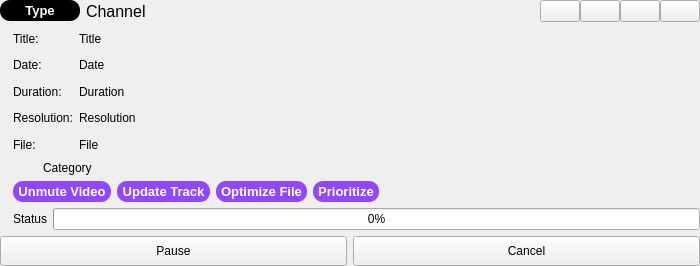
First picture: the form in resources/ui/downloadPreview.ui, repository devhotteok/TwitchLink, before the edit.
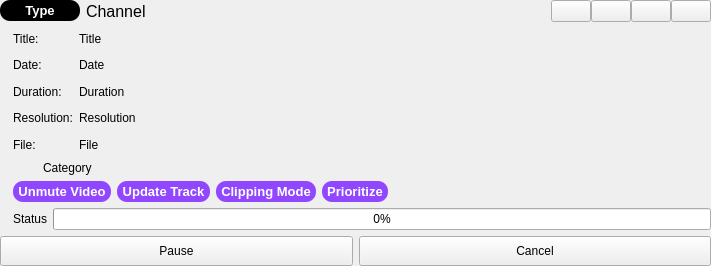
Second picture: the form after the edit. Icons and pictures are not drawn.

```diff
--- a/resources/ui/downloadPreview.ui
+++ b/resources/ui/downloadPreview.ui
@@ -6,7 +6,7 @@
    <rect>
     <x>0</x>
     <y>0</y>
-    <width>700</width>
+    <width>711</width>
     <height>266</height>
    </rect>
   </property>
@@ -695,7 +695,7 @@
                   </font>
                  </property>
                  <property name="text">
-                  <string>Optimize File</string>
+                  <string>Clipping Mode</string>
                  </property>
                  <property name="alignment">
                   <set>Qt::AlignCenter</set>
```
Left out of the diff: 6 changed lines with no effect on the pictures.
